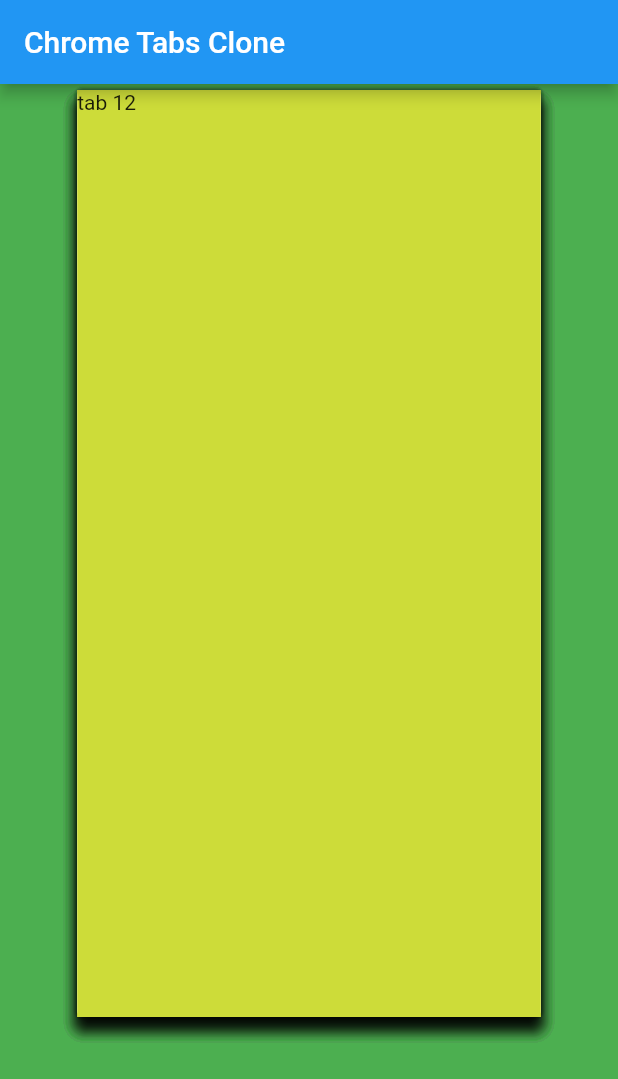
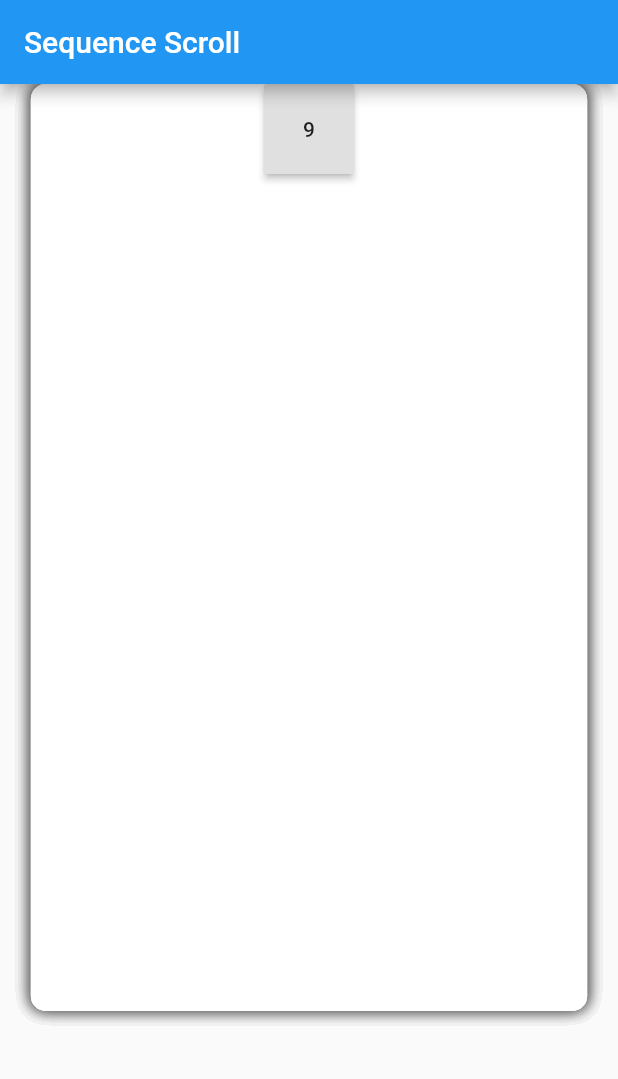
Before and after one commit to ibrahem-mustafa/scroll_tabs_in_sequence, a Flutter app: the screen it shows after launch, on a phone screen of 412 x 824 dp. Shown: the top 1079 px of the screen. Run offline on Flutter 3.47's test engine with Material 2 defaults, Android fonts, the phone set to English and light mode, and no system bars; statements that could not run were skipped.

Commit message:
update scrolling mechanism

```diff
--- a/lib/main.dart
+++ b/lib/main.dart
@@ -12,7 +12,7 @@ class MyApp extends StatelessWidget {
       theme: ThemeData(
         primarySwatch: Colors.blue,
       ),
-      home: MyHomePage(title: 'Chrome Tabs Clone'),
+      home: MyHomePage(title: 'Sequence Scroll'),
     );
   }
 }
@@ -27,17 +27,12 @@ class MyHomePage extends StatefulWidget {
 
 class _MyHomePageState extends State<MyHomePage>
     with SingleTickerProviderStateMixin {
-  double initDragStartPoint;
   double tabHeight;
-  double minTop;
-  double maxTop;
-
 
   @override
   void initState() {
     super.initState();
 
-    minTop = 10;
   }
 
   @override
@@ -47,24 +42,43 @@ class _MyHomePageState extends State<MyHomePage>
       appBar: AppBar(
         title: Text(widget.title),
       ),
-      body: SequenceList(
-        maxSpaceBetweenTwoTabs: tabHeight * .20,
-        minTabHeight: tabHeight,
-        minSpaceBetweenTwoTabs: 10,
-        context: context,
-        tabsContent: <Widget>[
-          Text('tab 1'),
-          Text('tab 2'),
-          Text('tab 3'),
-          Text('tab 4'),
-          Text('tab 5'),
-          Text('tab 6'),
-          Text('tab 7'),
-          Text('tab 8'),
-          Text('tab 9'),
-          Text('tab 10'),
-          Text('tab 11'),
-          Text('tab 12'),
+      body: Column(
+        children: <Widget>[
+          Expanded(
+            child: SequenceList(
+              itemDecoration: BoxDecoration(
+                boxShadow: [
+                  BoxShadow(
+                    blurRadius: 8,
+                    color: Colors.black12,
+                  ),
+
+                ],
+                color: Colors.white,
+                borderRadius: BorderRadius.circular(10)
+              ),
+              minTabWidth: MediaQuery.of(context).size.width * .9,
+              minTabHeight: tabHeight,
+              maxSpaceBetweenTwoTabs: tabHeight * .25,
+              minSpaceBetweenTwoTabs: 5,
+              context: context,
+              tabsContent: List.generate(
+                10,
+                (i) => Align(
+                  alignment: Alignment.topCenter,
+                  child: Container(
+                    height: 60,
+                    width: 60,
+                    child: RaisedButton(
+                      child: Text(i.toString()),
+                      onPressed: () => print('hello from $i'),
+                    ),
+                  ),
+                ),
+              ),
+            ),
+          ),
+
         ],
       ),
     );
--- a/lib/widgets/sequence_item.dart
+++ b/lib/widgets/sequence_item.dart
@@ -12,6 +12,7 @@ class SequenceItem extends StatefulWidget {
   final double height;
   final bool isFirst;
   final SequenceItemData Function() linkedItemData;
+  BoxDecoration decoration;
   SequenceItem({
     // @required this.title,
     @required this.child,
@@ -23,6 +24,7 @@ class SequenceItem extends StatefulWidget {
     @required this.minWidth,
     @required this.height,
     @required this.isFirst,
+    this.decoration,
   });
 
   final _TabWidgetState _state = _TabWidgetState();
@@ -71,14 +73,11 @@ class _TabWidgetState extends State<SequenceItem>
   Widget build(BuildContext context) {
     return Positioned(
       top: top,
-      child: Card(
-        elevation: 4,
-        child: Container(
-          width: MediaQuery.of(context).size.width * .75,
-          height: tabHeight,
-          color: Colors.lime,
-          child: widget.child,
-        ),
+      child: Container(
+        decoration: widget.decoration,
+        width: widget.minWidth ?? MediaQuery.of(context).size.width * .75,
+        height: tabHeight,
+        child: widget.child,
       ),
     );
   }
--- a/lib/widgets/sequence_list.dart
+++ b/lib/widgets/sequence_list.dart
@@ -9,6 +9,9 @@ class SequenceList extends StatefulWidget {
   final double minTabWidth;
   final double maxSpaceBetweenTwoTabs;
   final double minSpaceBetweenTwoTabs;
+  final int applyMinSpaceTill;
+  BoxDecoration itemDecoration;
+  BoxDecoration listContainerDecoration;
 
   SequenceList({
     @required this.context,
@@ -16,6 +19,9 @@ class SequenceList extends StatefulWidget {
     @required this.minTabHeight,
     @required this.maxSpaceBetweenTwoTabs,
     @required this.minSpaceBetweenTwoTabs,
+    this.applyMinSpaceTill = 4,
+    this.itemDecoration,
+    this.listContainerDecoration,
     this.minTabWidth,
   });
   @override
@@ -39,15 +45,15 @@ class _TabsPreviewWidgetState extends State<SequenceList>
   void initState() {
     super.initState();
     _animationController =
-        AnimationController(vsync: this, duration: Duration(milliseconds: 300));
+        AnimationController(vsync: this, duration: Duration(seconds: 1));
 
     _animationController.addListener(() {
       if (animationLastStep == 0) {
         animationLastStep = _animation.value;
       }
       for (int i = tabs.length - 1; i >= 0; i--) {
-        if (shouldUpdatePosition(i, forwardDrag, _animation.value)) {
-          tabs[i].updatePosition(_animation.value);
+        if (shouldUpdatePosition(i, forwardDrag, _animation.value - animationLastStep)) {
+          tabs[i].updatePosition( _animation.value -animationLastStep );
         }
       }
       animationLastStep = _animation.value;
@@ -65,11 +71,12 @@ class _TabsPreviewWidgetState extends State<SequenceList>
           linkedItemData: () {
             return i > 0 ? tabs[i - 1].data : null;
           },
+          decoration: widget.itemDecoration,
           maxSpaceBetweenTwoTabs: widget.maxSpaceBetweenTwoTabs,
           minSpaceBetweenTwoTabs: widget.minSpaceBetweenTwoTabs,
           child: tabContent,
           maxTop: widget.maxSpaceBetweenTwoTabs * (i + 1),
-          minTop: widget.minSpaceBetweenTwoTabs * (i + 1),
+          minTop:  widget.minSpaceBetweenTwoTabs * ((i < widget.applyMinSpaceTill ? i : widget.applyMinSpaceTill) + 1),
           minWidth: widget.minTabWidth ?? mq.size.width * .75,
           height: widget.minTabHeight,
           isFirst: i == 0,
@@ -81,26 +88,22 @@ class _TabsPreviewWidgetState extends State<SequenceList>
   void runAnimation({
     @required Velocity velocity,
     @required double height,
-    @required double distance,
-    double sensitivity = .8,
+    double sensitivity = .6,
   }) {
+
     // animation.animate();
     final unitsPerSecondY = velocity.pixelsPerSecond.dy / height;
     final unitsPerSecond = Offset(0.0, unitsPerSecondY);
 
     final unitVelocity = unitsPerSecond.distance;
 
-    const spring = SpringDescription(mass: 30, stiffness: 1, damping: 1);
+    const spring = SpringDescription(mass: 10, stiffness: 5, damping: 1);
 
     final simulation = SpringSimulation(spring, 0, 1, unitVelocity);
 
-    // print((1 - (1/unitsPerSecondY  +1)));
-    // print(velocity.pixelsPerSecond.dy / distance);
-    // print(unitsPerSecondY.abs());
-    // print({'animationDistance': distance * (1 - (1 / (unitsPerSecondY + 1)))});
     _animation = _animationController.drive(Tween(
       begin: 0,
-      end: distance * (1 - (1 / (unitsPerSecondY.abs() + 1))) * sensitivity,
+      end:  velocity.pixelsPerSecond.dy * sensitivity,
     ));
 
     _animationController.animateWith(simulation).whenCompleteOrCancel(() {
@@ -125,11 +128,17 @@ class _TabsPreviewWidgetState extends State<SequenceList>
 
       return true;
     } else {
-      if (tabs[index].data.top > widget.minSpaceBetweenTwoTabs * (index + 1))
+      if (tabs[index].data.top > tabs[index].data.minTop )
         return true;
 
       return false;
     }
+  }
+
+  @override
+  void dispose() {
+    _animationController.dispose();
+    super.dispose();
   }
 
   @override
@@ -140,34 +149,21 @@ class _TabsPreviewWidgetState extends State<SequenceList>
           _animationController.stop();
         }
         dragStartPoint = details.localPosition.dy.floorToDouble();
-        distance = 0;
       },
       onVerticalDragDown: (details) {
         if (_animationController.isAnimating) {
           _animationController.stop();
         }
 
-        distance = 0;
       },
       onVerticalDragUpdate: (details) {
-
-
 
         double diffPosition =
             (details.localPosition.dy - dragStartPoint);
         forwardDrag = diffPosition > 0;
 
-        if ((diffPosition > 0 && distance < 0) || (diffPosition < 0 && distance > 0)) {
-          distance = 0;
-        }
-
-        print({details.localPosition.dy: distance});
-        print(diffPosition);
-
         dragStartPoint = details.localPosition.dy;
 
-        distance += diffPosition;
-        // tabs[tabs.length - 1].updatePosition(diffPosition);
         for (int i = tabs.length - 1; i >= 0; i--) {
           if (shouldUpdatePosition(i, forwardDrag, diffPosition)) {
             tabs[i].updatePosition(diffPosition);
@@ -177,13 +173,12 @@ class _TabsPreviewWidgetState extends State<SequenceList>
       onVerticalDragEnd: (details) {
         runAnimation(
             height: mq.size.height,
-            distance: distance,
             velocity: details.velocity);
       },
       child: Container(
         width: MediaQuery.of(context).size.width,
         height: MediaQuery.of(context).size.height,
-        color: Colors.green,
+        decoration: widget.listContainerDecoration,
         child: Stack(
           alignment: Alignment.topCenter,
           children: tabs,
```
Also changed, not shown: lib/models/sequence_item_data_mode.dart (+8 -8 lines), 1 other file.
